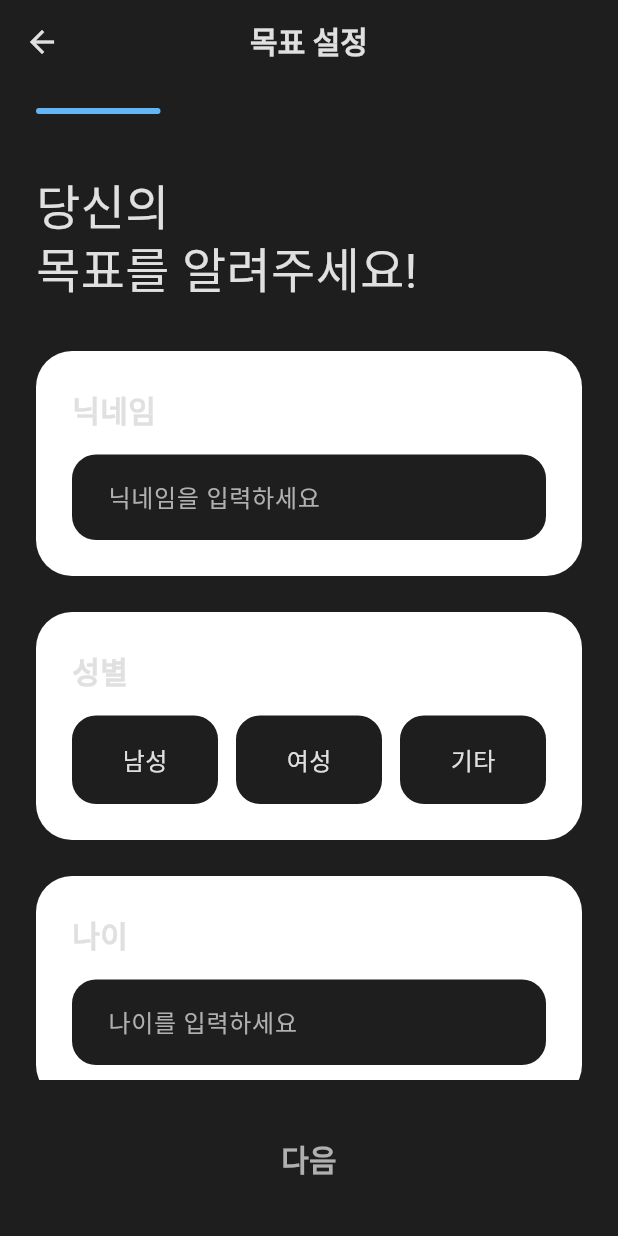
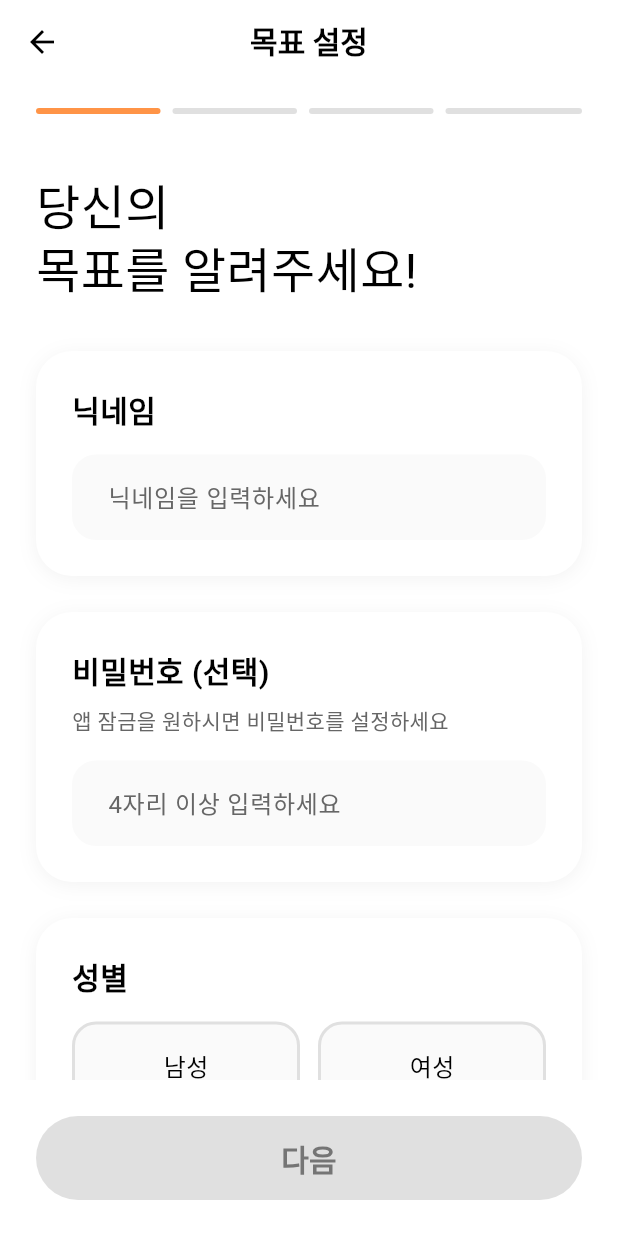
Before and after one commit to kyeom38/first_appDev, a Flutter app: the screen it shows after launch, on a phone screen of 412 x 824 dp. Run offline on Flutter 3.47's test engine with Material 3 defaults, Android fonts, the phone set to English and light mode, and no system bars; our stand-ins replace easy_localization, firebase_core, firebase_crashlytics, flutter_riverpod, google_fonts, image_picker; accounts and stored records are empty; Roboto replaces fonts that are missing (Noto Sans KR).

Commit message:
초기설정구성, 디자인 변경

```diff
--- a/lib/core/themes/app_colors.dart
+++ b/lib/core/themes/app_colors.dart
@@ -41,10 +41,10 @@ class AppColors extends ThemeExtension<AppColors> {
 
   /// 밝은 테마용 기본 컬러 정의
   static const light = AppColors(
-    surface: Color(0xFFF5F5F5),
+    surface: Color(0xFFFFFFFF),
     textPrimary: Color(0xFF000000),
     textSecondary: Color(0xFF666666),
-    primary: Color(0xFF2196F3),
+    primary: Color(0xFFFF9447),
     secondary: Color(0xFF03DAC6),
     error: Color(0xFFB00020),
     success: Color(0xFF4CAF50),
@@ -56,7 +56,7 @@ class AppColors extends ThemeExtension<AppColors> {
     surface: Color(0xFF1E1E1E),
     textPrimary: Color(0xFFE0E0E0),
     textSecondary: Color(0xFFB0B0B0),
-    primary: Color(0xFF64B5F6),
+    primary: Color(0xFFFF9447),
     secondary: Color(0xFF26C6DA),
     error: Color(0xFFCF6679),
     success: Color(0xFF81C784),
--- a/lib/features/onboarding/models/onboarding_data.dart
+++ b/lib/features/onboarding/models/onboarding_data.dart
@@ -3,8 +3,9 @@ class OnboardingData {
   /// [OnboardingData] 생성자
   const OnboardingData({
     this.nickname,
+    this.password,
     this.gender,
-    this.age,
+    this.birthDate,
     this.purposes = const [],
     this.height,
     this.weight,
@@ -14,11 +15,26 @@ class OnboardingData {
   /// 닉네임
   final String? nickname;
 
+  // 비밀번호 설정 - 선택사항
+  final String? password;
+
   /// 성별
   final Gender? gender;
 
   /// 나이
-  final int? age;
+  final DateTime? birthDate;
+
+  // 나이 계산 getter
+  int? get age {
+    if (birthDate == null) return null;
+    final today = DateTime.now();
+    int age = today.year - birthDate!.year;
+    if (today.month < birthDate!.month ||
+        (today.month == birthDate!.month && today.day < birthDate!.day)) {
+      age--;
+    }
+    return age;
+  }
 
   /// 다이어트 목적 (복수 선택 가능)
   final List<DietPurpose> purposes;
@@ -52,19 +68,15 @@ class OnboardingData {
         return 88.362 + (13.397 * weight!) + (4.799 * height!) - (5.677 * age!);
       case Gender.female:
         return 447.593 + (9.247 * weight!) + (3.098 * height!) - (4.330 * age!);
-      case Gender.other:
-        // 평균값 사용
-        final male = 88.362 + (13.397 * weight!) + (4.799 * height!) - (5.677 * age!);
-        final female = 447.593 + (9.247 * weight!) + (3.098 * height!) - (4.330 * age!);
-        return (male + female) / 2;
     }
   }
 
   /// copyWith 메서드
   OnboardingData copyWith({
     String? nickname,
+    String? password,
     Gender? gender,
-    int? age,
+    DateTime? birthDate,
     List<DietPurpose>? purposes,
     double? height,
     double? weight,
@@ -72,8 +84,9 @@ class OnboardingData {
   }) {
     return OnboardingData(
       nickname: nickname ?? this.nickname,
+      password: password ?? this.password,
       gender: gender ?? this.gender,
-      age: age ?? this.age,
+      birthDate: birthDate ?? this.birthDate,
       purposes: purposes ?? this.purposes,
       height: height ?? this.height,
       weight: weight ?? this.weight,
@@ -89,9 +102,6 @@ enum Gender {
 
   /// 여성
   female,
-
-  /// 기타
-  other,
 }
 
 /// 성별 확장
@@ -103,8 +113,6 @@ extension GenderExtension on Gender {
         return '남성';
       case Gender.female:
         return '여성';
-      case Gender.other:
-        return '기타';
     }
   }
 }
@@ -125,6 +133,9 @@ enum DietPurpose {
 
   /// 식습관 개선
   nutrition,
+
+  /// 기타
+  other,
 }
 
 /// 다이어트 목적 확장
@@ -142,6 +153,8 @@ extension DietPurposeExtension on DietPurpose {
         return '건강 개선';
       case DietPurpose.nutrition:
         return '식습관 개선';
+      case DietPurpose.other:
+        return '기타';
     }
   }
 
@@ -158,6 +171,8 @@ extension DietPurposeExtension on DietPurpose {
         return '❤️';
       case DietPurpose.nutrition:
         return '🍴';
+      case DietPurpose.other:
+        return '📌';
     }
   }
 }
--- a/lib/features/onboarding/screens/onboarding_step1_screen.dart
+++ b/lib/features/onboarding/screens/onboarding_step1_screen.dart
@@ -20,20 +20,17 @@ class OnboardingStep1Screen extends ConsumerStatefulWidget {
 
 class _OnboardingStep1ScreenState extends ConsumerState<OnboardingStep1Screen> {
   final _nicknameController = TextEditingController();
-  final _ageController = TextEditingController();
 
   @override
   void initState() {
     super.initState();
     final data = ref.read(onboardingProvider);
     _nicknameController.text = data.nickname ?? '';
-    _ageController.text = data.age?.toString() ?? '';
   }
 
   @override
   void dispose() {
     _nicknameController.dispose();
-    _ageController.dispose();
     super.dispose();
   }
 
@@ -45,9 +42,9 @@ class _OnboardingStep1ScreenState extends ConsumerState<OnboardingStep1Screen> {
     final isValid = controller.validateStep1();
 
     return Scaffold(
-      backgroundColor: colors.surface,
+      backgroundColor: Colors.white,
       appBar: AppBar(
-        backgroundColor: colors.surface,
+        backgroundColor: Colors.white,
         elevation: 0,
         leading: IconButton(
           icon: Icon(Icons.arrow_back, color: colors.textPrimary),
@@ -85,9 +82,11 @@ class _OnboardingStep1ScreenState extends ConsumerState<OnboardingStep1Screen> {
                     const SizedBox(height: 32),
                     _buildNicknameSection(colors, controller),
                     const SizedBox(height: 24),
+                    _buildPasswordSection(colors, controller),
+                    const SizedBox(height: 24),
                     _buildGenderSection(colors, data, controller),
                     const SizedBox(height: 24),
-                    _buildAgeSection(colors, controller),
+                    _buildBirthDateSection(colors, data, controller),
                   ],
                 ),
               ),
@@ -108,12 +107,22 @@ class _OnboardingStep1ScreenState extends ConsumerState<OnboardingStep1Screen> {
     );
   }
 
-  Widget _buildNicknameSection(AppColors colors, OnboardingController controller) {
+  Widget _buildNicknameSection(
+    AppColors colors,
+    OnboardingController controller,
+  ) {
     return Container(
       padding: const EdgeInsets.all(24),
       decoration: BoxDecoration(
         color: Colors.white,
         borderRadius: BorderRadius.circular(24),
+        boxShadow: [
+          BoxShadow(
+            color: Colors.black.withValues(alpha: 0.05),
+            blurRadius: 10,
+            offset: const Offset(0, 2),
+          ),
+        ],
       ),
       child: Column(
         crossAxisAlignment: CrossAxisAlignment.start,
@@ -132,7 +141,63 @@ class _OnboardingStep1ScreenState extends ConsumerState<OnboardingStep1Screen> {
                 color: colors.textSecondary,
               ),
               filled: true,
-              fillColor: colors.surface,
+              fillColor: Colors.grey.shade50,
+              border: OutlineInputBorder(
+                borderRadius: BorderRadius.circular(16),
+                borderSide: BorderSide.none,
+              ),
+              contentPadding: const EdgeInsets.symmetric(
+                horizontal: 20,
+                vertical: 16,
+              ),
+            ),
+            style: AppTypography.body.copyWith(color: colors.textPrimary),
+          ),
+        ],
+      ),
+    );
+  }
+
+  Widget _buildPasswordSection(
+    AppColors colors,
+    OnboardingController controller,
+  ) {
+    return Container(
+      padding: const EdgeInsets.all(24),
+      decoration: BoxDecoration(
+        color: Colors.white,
+        borderRadius: BorderRadius.circular(24),
+        boxShadow: [
+          BoxShadow(
+            color: Colors.black.withValues(alpha: 0.05),
+            blurRadius: 10,
+            offset: const Offset(0, 2),
+          ),
+        ],
+      ),
+      child: Column(
+        crossAxisAlignment: CrossAxisAlignment.start,
+        children: [
+          Text(
+            '비밀번호 (선택)',
+            style: AppTypography.title.copyWith(color: colors.textPrimary),
+          ),
+          const SizedBox(height: 8),
+          Text(
+            '앱 잠금을 원하시면 비밀번호를 설정하세요',
+            style: AppTypography.caption.copyWith(color: colors.textSecondary),
+          ),
+          const SizedBox(height: 16),
+          TextField(
+            obscureText: true, // 비밀번호 숨김
+            onChanged: controller.updatePassword,
+            decoration: InputDecoration(
+              hintText: '4자리 이상 입력하세요',
+              hintStyle: AppTypography.body.copyWith(
+                color: colors.textSecondary,
+              ),
+              filled: true,
+              fillColor: Colors.grey.shade50,
               border: OutlineInputBorder(
                 borderRadius: BorderRadius.circular(16),
                 borderSide: BorderSide.none,
@@ -159,6 +224,13 @@ class _OnboardingStep1ScreenState extends ConsumerState<OnboardingStep1Screen> {
       decoration: BoxDecoration(
         color: Colors.white,
         borderRadius: BorderRadius.circular(24),
+        boxShadow: [
+          BoxShadow(
+            color: Colors.black.withValues(alpha: 0.05),
+            blurRadius: 10,
+            offset: const Offset(0, 2),
+          ),
+        ],
       ),
       child: Column(
         crossAxisAlignment: CrossAxisAlignment.start,
@@ -189,16 +261,6 @@ class _OnboardingStep1ScreenState extends ConsumerState<OnboardingStep1Screen> {
                   controller,
                 ),
               ),
-              const SizedBox(width: 12),
-              Expanded(
-                child: _buildGenderButton(
-                  colors,
-                  '기타',
-                  Gender.other,
-                  data.gender == Gender.other,
-                  controller,
-                ),
-              ),
             ],
           ),
         ],
@@ -220,10 +282,10 @@ class _OnboardingStep1ScreenState extends ConsumerState<OnboardingStep1Screen> {
         decoration: BoxDecoration(
           color: isSelected
               ? colors.primary.withValues(alpha: 0.1)
-              : colors.surface,
+              : Colors.grey.shade50,
           borderRadius: BorderRadius.circular(16),
           border: Border.all(
-            color: isSelected ? colors.primary : colors.surface,
+            color: isSelected ? colors.primary : Colors.grey.shade300,
             width: 2,
           ),
         ),
@@ -240,51 +302,67 @@ class _OnboardingStep1ScreenState extends ConsumerState<OnboardingStep1Screen> {
     );
   }
 
-  Widget _buildAgeSection(AppColors colors, OnboardingController controller) {
+  Widget _buildBirthDateSection(
+    AppColors colors,
+    OnboardingData data,
+    OnboardingController controller,
+  ) {
     return Container(
       padding: const EdgeInsets.all(24),
       decoration: BoxDecoration(
         color: Colors.white,
         borderRadius: BorderRadius.circular(24),
+        boxShadow: [
+          BoxShadow(
+            color: Colors.black.withValues(alpha: 0.05),
+            blurRadius: 10,
+            offset: const Offset(0, 2),
+          ),
+        ],
       ),
       child: Column(
         crossAxisAlignment: CrossAxisAlignment.start,
         children: [
           Text(
-            '나이',
+            '생년월일',
             style: AppTypography.title.copyWith(color: colors.textPrimary),
           ),
           const SizedBox(height: 16),
-          TextField(
-            controller: _ageController,
-            keyboardType: TextInputType.number,
-            inputFormatters: [
-              FilteringTextInputFormatter.digitsOnly,
-              LengthLimitingTextInputFormatter(3),
-            ],
-            onChanged: (value) {
-              final age = int.tryParse(value);
-              if (age != null) {
-                controller.updateAge(age);
+          InkWell(
+            onTap: () async {
+              final picked = await showDatePicker(
+                context: context,
+                initialDate: DateTime(2000, 1, 1),
+                firstDate: DateTime(1900),
+                lastDate: DateTime.now(),
+              );
+              if (picked != null) {
+                controller.updateBirthDate(picked);
               }
             },
-            decoration: InputDecoration(
-              hintText: '나이를 입력하세요',
-              hintStyle: AppTypography.body.copyWith(
-                color: colors.textSecondary,
+            child: Container(
+              padding: const EdgeInsets.symmetric(horizontal: 20, vertical: 16),
+              decoration: BoxDecoration(
+                color: Colors.grey.shade50,
+                borderRadius: BorderRadius.circular(16),
               ),
-              filled: true,
-              fillColor: colors.surface,
-              border: OutlineInputBorder(
-                borderRadius: BorderRadius.circular(16),
-                borderSide: BorderSide.none,
-              ),
-              contentPadding: const EdgeInsets.symmetric(
-                horizontal: 20,
-                vertical: 16,
+              child: Row(
+                mainAxisAlignment: MainAxisAlignment.spaceBetween,
+                children: [
+                  Text(
+                    data.birthDate == null
+                        ? '생년월일을 선택하세요'
+                        : '${data.birthDate!.year}년 ${data.birthDate!.month}월 ${data.birthDate!.day}일',
+                    style: AppTypography.body.copyWith(
+                      color: data.birthDate == null
+                          ? colors.textSecondary
+                          : colors.textPrimary,
+                    ),
+                  ),
+                  Icon(Icons.calendar_today, color: colors.textSecondary),
+                ],
               ),
             ),
-            style: AppTypography.body.copyWith(color: colors.textPrimary),
           ),
         ],
       ),
--- a/lib/features/onboarding/widgets/onboarding_next_button.dart
+++ b/lib/features/onboarding/widgets/onboarding_next_button.dart
@@ -32,7 +32,7 @@ class OnboardingNextButton extends StatelessWidget {
         onPressed: isEnabled ? onPressed : null,
         style: ElevatedButton.styleFrom(
           backgroundColor: colors.primary,
-          disabledBackgroundColor: colors.surface,
+          disabledBackgroundColor: Colors.grey.shade300,
           shape: RoundedRectangleBorder(
             borderRadius: BorderRadius.circular(28),
           ),
@@ -41,7 +41,7 @@ class OnboardingNextButton extends StatelessWidget {
         child: Text(
           label,
           style: AppTypography.title.copyWith(
-            color: isEnabled ? Colors.white : colors.textSecondary,
+            color: isEnabled ? Colors.white : Colors.grey.shade600,
           ),
         ),
       ),
--- a/lib/features/onboarding/widgets/onboarding_progress_bar.dart
+++ b/lib/features/onboarding/widgets/onboarding_progress_bar.dart
@@ -30,7 +30,7 @@ class OnboardingProgressBar extends StatelessWidget {
               right: index < totalSteps - 1 ? 8 : 0,
             ),
             decoration: BoxDecoration(
-              color: index < currentStep ? colors.primary : colors.surface,
+              color: index < currentStep ? colors.primary : Colors.grey.shade300,
               borderRadius: BorderRadius.circular(2),
             ),
           ),
--- a/lib/main.dart
+++ b/lib/main.dart
@@ -4,7 +4,6 @@ import 'package:easy_localization/easy_localization.dart';
 import 'package:flutter/material.dart';
 import 'package:flutter_riverpod/flutter_riverpod.dart';
 import 'package:google_fonts/google_fonts.dart';
-import 'package:template/core/controllers/theme_controller.dart';
 import 'package:template/core/themes/app_theme.dart';
 import 'package:template/features/fitness/screens/my_progress_screen.dart';
 import 'package:template/features/onboarding/screens/onboarding_step1_screen.dart';
@@ -47,13 +46,14 @@ class MyApp extends ConsumerWidget {
 
   @override
   Widget build(BuildContext context, WidgetRef ref) {
-    final themeMode = ref.watch(themeControllerProvider);
+    // 온보딩 화면에서는 라이트 모드 강제 사용
+    // final themeMode = ref.watch(themeControllerProvider);
 
     return MaterialApp(
       title: 'Blueberry Template',
       theme: AppTheme.lightTheme,
       darkTheme: AppTheme.darkTheme,
-      themeMode: themeMode,
+      themeMode: ThemeMode.light, // 라이트 모드 강제
       locale: context.locale,
       supportedLocales: context.supportedLocales,
       localizationsDelegates: context.localizationDelegates,
```
Also changed, not shown: lib/features/onboarding/controllers/onboarding_controller.dart (+12 -7 lines), lib/features/onboarding/screens/onboarding_step2_screen.dart (+26 -5 lines), lib/features/onboarding/screens/onboarding_step3_screen.dart (+17 -3 lines), lib/features/onboarding/screens/onboarding_step4_screen.dart (+25 -4 lines), .mcp.json (deleted).
